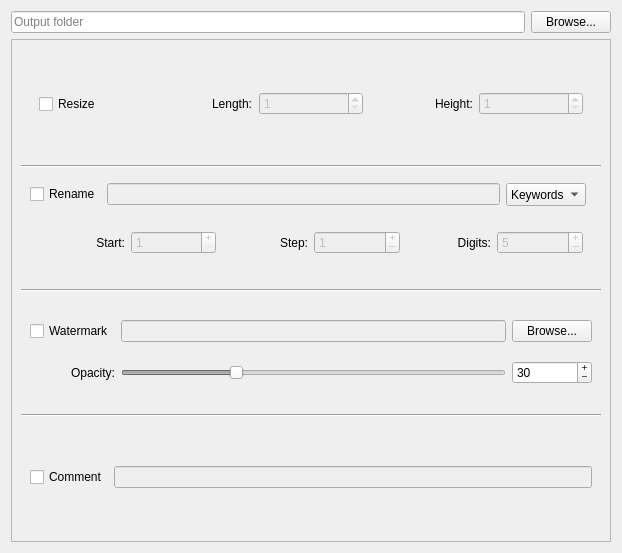
Old version of the form gui/outputtab.ui in the repository gramanas/rrwc.
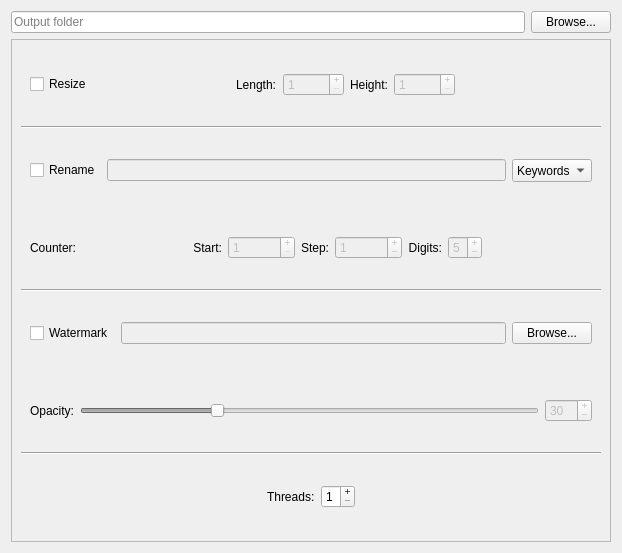
New version of the form.

Diff of the .ui file:
```diff
--- a/gui/outputtab.ui
+++ b/gui/outputtab.ui
@@ -14,6 +14,20 @@
    <string>Form</string>
   </property>
   <layout class="QGridLayout" name="gridLayout">
+   <item row="0" column="1">
+    <widget class="QPushButton" name="butBrowseOutput">
+     <property name="text">
+      <string>Browse...</string>
+     </property>
+    </widget>
+   </item>
+   <item row="0" column="0">
+    <widget class="QLineEdit" name="inputOutputFolder">
+     <property name="placeholderText">
+      <string>Output folder</string>
+     </property>
+    </widget>
+   </item>
    <item row="2" column="0" colspan="2">
     <widget class="QFrame" name="frameOutput">
      <property name="frameShape">
@@ -36,22 +50,26 @@
         </property>
         <layout class="QHBoxLayout" name="horizontalLayout_2">
          <item>
-          <widget class="QFrame" name="frameResizeValues">
-           <property name="frameShape">
-            <enum>QFrame::NoFrame</enum>
-           </property>
-           <property name="frameShadow">
-            <enum>QFrame::Plain</enum>
-           </property>
-           <layout class="QHBoxLayout" name="horizontalLayout_3">
-            <item>
              <widget class="QCheckBox" name="resize">
               <property name="text">
                <string>Resize</string>
               </property>
              </widget>
             </item>
-            <item alignment="Qt::AlignRight">
+         <item>
+          <spacer name="horizontalSpacer_3">
+           <property name="orientation">
+            <enum>Qt::Horizontal</enum>
+           </property>
+           <property name="sizeHint" stdset="0">
+            <size>
+             <width>40</width>
+             <height>20</height>
+            </size>
+           </property>
+          </spacer>
+         </item>
+         <item>
              <widget class="QLabel" name="labelLength">
               <property name="text">
                <string>Length:</string>
@@ -63,6 +81,9 @@
               <property name="enabled">
                <bool>false</bool>
               </property>
+           <property name="buttonSymbols">
+            <enum>QAbstractSpinBox::PlusMinus</enum>
+           </property>
               <property name="minimum">
                <number>1</number>
               </property>
@@ -71,7 +92,7 @@
               </property>
              </widget>
             </item>
-            <item alignment="Qt::AlignRight">
+         <item>
              <widget class="QLabel" name="labelHeight">
               <property name="text">
                <string>Height:</string>
@@ -83,6 +104,9 @@
               <property name="enabled">
                <bool>false</bool>
               </property>
+           <property name="buttonSymbols">
+            <enum>QAbstractSpinBox::PlusMinus</enum>
+           </property>
               <property name="minimum">
                <number>1</number>
               </property>
@@ -91,8 +115,18 @@
               </property>
              </widget>
             </item>
-           </layout>
-          </widget>
+         <item>
+          <spacer name="horizontalSpacer_4">
+           <property name="orientation">
+            <enum>Qt::Horizontal</enum>
+           </property>
+           <property name="sizeHint" stdset="0">
+            <size>
+             <width>40</width>
+             <height>20</height>
+            </size>
+           </property>
+          </spacer>
          </item>
         </layout>
        </widget>
@@ -105,24 +139,91 @@
        </widget>
       </item>
       <item>
-       <widget class="QFrame" name="frameRename">
+       <widget class="QFrame" name="frameRenameText">
         <property name="frameShape">
          <enum>QFrame::NoFrame</enum>
         </property>
         <property name="frameShadow">
          <enum>QFrame::Plain</enum>
         </property>
-        <layout class="QGridLayout" name="gridLayout_2">
-         <item row="0" column="0">
+        <layout class="QHBoxLayout" name="horizontalLayout_3">
+         <item>
           <widget class="QCheckBox" name="rename">
            <property name="text">
             <string>Rename</string>
            </property>
           </widget>
          </item>
-         <item row="1" column="0" colspan="4">
+         <item>
+          <widget class="QLineEdit" name="inputRename">
+           <property name="enabled">
+            <bool>false</bool>
+           </property>
+          </widget>
+         </item>
+         <item>
+          <widget class="QComboBox" name="comboBox">
+           <property name="minimumSize">
+            <size>
+             <width>80</width>
+             <height>23</height>
+            </size>
+           </property>
+           <property name="currentText">
+            <string>Keywords...</string>
+           </property>
+           <property name="sizeAdjustPolicy">
+            <enum>QComboBox::AdjustToMinimumContentsLength</enum>
+           </property>
+           <property name="frame">
+            <bool>true</bool>
+           </property>
+           <item>
+            <property name="text">
+             <string>Keywords...</string>
+            </property>
+           </item>
+           <item>
+            <property name="text">
+             <string>Original Name - [N]</string>
+            </property>
+           </item>
+           <item>
+            <property name="text">
+             <string>Counter - [C]</string>
+            </property>
+           </item>
+          </widget>
+         </item>
+        </layout>
+       </widget>
+      </item>
+      <item>
           <widget class="QFrame" name="frameCounter">
+        <property name="enabled">
+         <bool>true</bool>
+        </property>
            <layout class="QHBoxLayout" name="horizontalLayout">
+         <item>
+          <widget class="QLabel" name="label">
+           <property name="text">
+            <string>Counter:</string>
+           </property>
+          </widget>
+         </item>
+         <item>
+          <spacer name="horizontalSpacer_5">
+           <property name="orientation">
+            <enum>Qt::Horizontal</enum>
+           </property>
+           <property name="sizeHint" stdset="0">
+            <size>
+             <width>40</width>
+             <height>20</height>
+            </size>
+           </property>
+          </spacer>
+         </item>
             <item>
              <widget class="QLabel" name="labelStart">
               <property name="text">
@@ -228,49 +329,18 @@
               </property>
              </widget>
             </item>
-           </layout>
-          </widget>
-         </item>
-         <item row="0" column="2">
-          <widget class="QComboBox" name="comboBox">
-           <property name="minimumSize">
+         <item>
+          <spacer name="horizontalSpacer_6">
+           <property name="orientation">
+            <enum>Qt::Horizontal</enum>
+           </property>
+           <property name="sizeHint" stdset="0">
             <size>
-             <width>80</width>
-             <height>23</height>
+             <width>40</width>
+             <height>20</height>
             </size>
            </property>
-           <property name="currentText">
-            <string>Keywords...</string>
-           </property>
-           <property name="sizeAdjustPolicy">
-            <enum>QComboBox::AdjustToMinimumContentsLength</enum>
-           </property>
-           <property name="frame">
-            <bool>true</bool>
-           </property>
-           <item>
-            <property name="text">
-             <string>Keywords...</string>
-            </property>
-           </item>
-           <item>
-            <property name="text">
-             <string>Original Name - [N]</string>
-            </property>
-           </item>
-           <item>
-            <property name="text">
-             <string>Counter - [C]</string>
-            </property>
-           </item>
-          </widget>
-         </item>
-         <item row="0" column="1">
-          <widget class="QLineEdit" name="inputRename">
-           <property name="enabled">
-            <bool>false</bool>
-           </property>
-          </widget>
+          </spacer>
          </item>
         </layout>
        </widget>
@@ -283,43 +353,46 @@
        </widget>
       </item>
       <item>
-       <widget class="QFrame" name="frameWatermark">
-        <property name="frameShape">
-         <enum>QFrame::NoFrame</enum>
-        </property>
-        <property name="frameShadow">
-         <enum>QFrame::Plain</enum>
-        </property>
-        <layout class="QGridLayout" name="gridLayout_4">
-         <item row="0" column="0">
+       <widget class="QFrame" name="frameWatermarkText">
+        <layout class="QHBoxLayout" name="horizontalLayout_6">
+         <item>
           <widget class="QCheckBox" name="watermark">
            <property name="text">
             <string>Watermark</string>
            </property>
           </widget>
          </item>
-         <item row="0" column="1">
+         <item>
           <widget class="QLineEdit" name="inputWatermark">
            <property name="enabled">
             <bool>false</bool>
            </property>
           </widget>
          </item>
-         <item row="0" column="2">
+         <item>
           <widget class="QPushButton" name="butBrowseWatermark">
            <property name="text">
             <string>Browse...</string>
            </property>
           </widget>
          </item>
-         <item row="1" column="0" alignment="Qt::AlignRight">
+        </layout>
+       </widget>
+      </item>
+      <item>
+       <widget class="QFrame" name="frameWatermarkOpacity">
+        <property name="enabled">
+         <bool>true</bool>
+        </property>
+        <layout class="QHBoxLayout" name="horizontalLayout_5">
+         <item>
           <widget class="QLabel" name="labelOpacity">
            <property name="text">
             <string>Opacity:</string>
            </property>
           </widget>
          </item>
-         <item row="1" column="1">
+         <item>
           <widget class="QSlider" name="sliderOpacity">
            <property name="enabled">
             <bool>false</bool>
@@ -338,8 +411,11 @@
            </property>
           </widget>
          </item>
-         <item row="1" column="2">
+         <item>
           <widget class="QSpinBox" name="inputOpacity">
+           <property name="enabled">
+            <bool>false</bool>
+           </property>
            <property name="wrapping">
             <bool>false</bool>
            </property>
@@ -371,46 +447,70 @@
        </widget>
       </item>
       <item>
-       <widget class="QFrame" name="frameComment">
+       <widget class="QFrame" name="frameAdvanced">
         <property name="frameShape">
          <enum>QFrame::NoFrame</enum>
         </property>
         <property name="frameShadow">
          <enum>QFrame::Plain</enum>
         </property>
-        <layout class="QGridLayout" name="gridLayout_5">
-         <item row="0" column="0">
-          <widget class="QCheckBox" name="comment">
+        <layout class="QHBoxLayout" name="horizontalLayout_4">
+         <item>
+          <spacer name="horizontalSpacer">
+           <property name="orientation">
+            <enum>Qt::Horizontal</enum>
+           </property>
+           <property name="sizeHint" stdset="0">
+            <size>
+             <width>40</width>
+             <height>20</height>
+            </size>
+           </property>
+          </spacer>
+         </item>
+         <item>
+          <widget class="QLabel" name="labelThreads">
            <property name="text">
-            <string>Comment</string>
+            <string>Threads:</string>
+           </property>
+           <property name="alignment">
+            <set>Qt::AlignLeading|Qt::AlignLeft|Qt::AlignVCenter</set>
            </property>
           </widget>
          </item>
-         <item row="0" column="1">
-          <widget class="QLineEdit" name="inputComment">
+         <item>
+          <widget class="QSpinBox" name="inputThreads">
            <property name="enabled">
-            <bool>false</bool>
+            <bool>true</bool>
            </property>
+           <property name="buttonSymbols">
+            <enum>QAbstractSpinBox::PlusMinus</enum>
+           </property>
+           <property name="minimum">
+            <number>1</number>
+           </property>
+           <property name="maximum">
+            <number>9</number>
+           </property>
           </widget>
          </item>
-        </layout>
-       </widget>
+         <item>
+          <spacer name="horizontalSpacer_2">
+           <property name="orientation">
+            <enum>Qt::Horizontal</enum>
+           </property>
+           <property name="sizeHint" stdset="0">
+            <size>
+             <width>40</width>
+             <height>20</height>
+            </size>
+           </property>
+          </spacer>
       </item>
      </layout>
     </widget>
    </item>
-   <item row="0" column="0">
-    <widget class="QLineEdit" name="inputOutputFolder">
-     <property name="placeholderText">
-      <string>Output folder</string>
-     </property>
-    </widget>
-   </item>
-   <item row="0" column="1">
-    <widget class="QPushButton" name="butBrowseOutput">
-     <property name="text">
-      <string>Browse...</string>
-     </property>
+     </layout>
     </widget>
    </item>
   </layout>
```
Left out of the diff: 140 changed lines with no effect on the pictures. Lines whose indentation alone changed are shown as unchanged.
